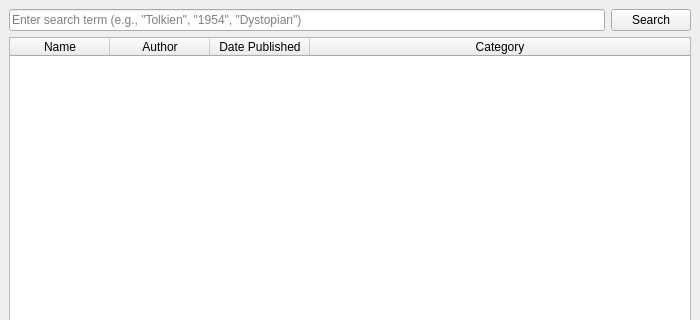
SantideaSRH/PROJECT-ONLINE-LIBRARY.github.io, file mainwindow.ui: the form before one commit; both pictures show x 0 to 700 and y 0 to 320 of the 700 by 500 pixel window.
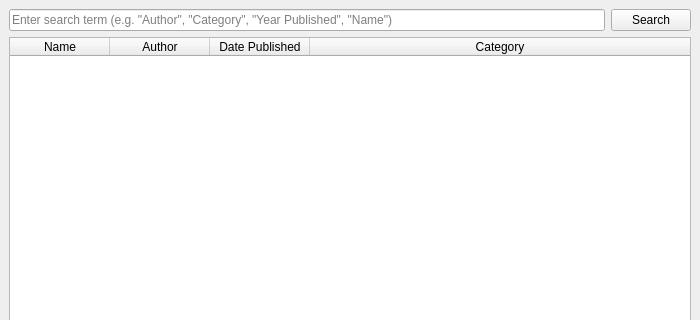
The form after the commit.

Diff of the .ui file:
```diff
--- a/mainwindow.ui
+++ b/mainwindow.ui
@@ -20,7 +20,7 @@
       <item>
        <widget class="QLineEdit" name="search_input">
         <property name="placeholderText">
-         <string>Enter search term (e.g., "Tolkien", "1954", "Dystopian")</string>
+         <string>Enter search term (e.g. "Author", "Category", "Year Published", "Name")</string>
         </property>
        </widget>
       </item>
```
